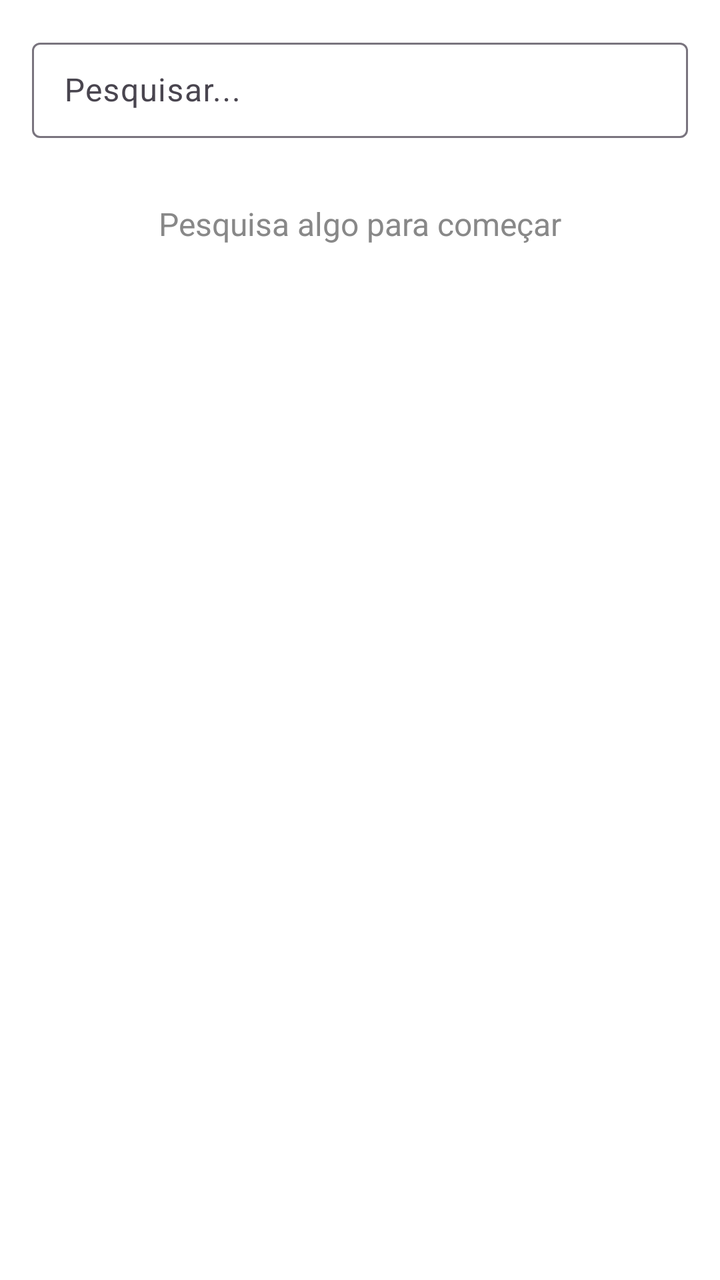
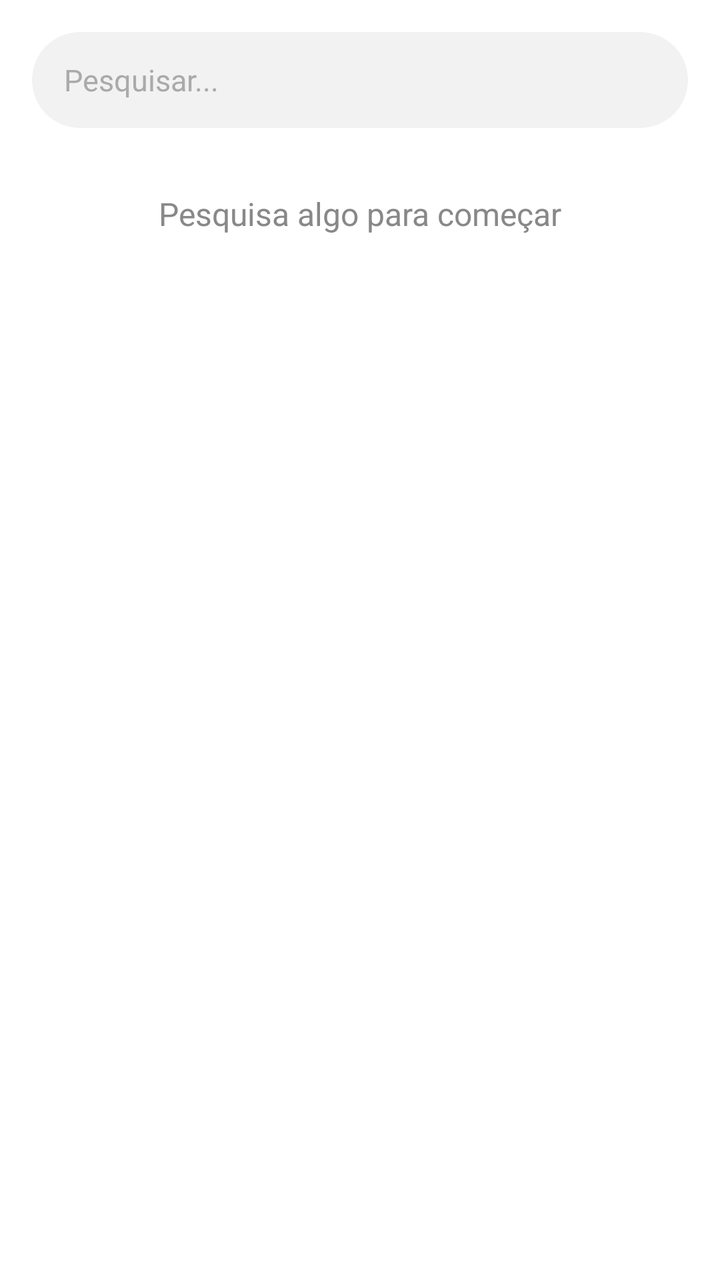

An Android layout rendered at two revisions. The XML below is the earlier revision; the diff shows what the commit changed to produce the second picture.
<!-- AndroidManifest.xml: application theme Theme.wilin -->
<!-- res/layout/fragment_search.xml -->
<?xml version="1.0" encoding="utf-8"?>
<LinearLayout xmlns:android="http://schemas.android.com/apk/res/android"
    android:layout_width="match_parent"
    android:layout_height="match_parent"
    android:orientation="vertical"
    android:background="#FFFFFF"
    android:padding="16dp">

    <com.google.android.material.textfield.TextInputLayout
        android:layout_width="match_parent"
        android:layout_height="wrap_content"
        android:hint="Pesquisar..."
        style="@style/Widget.Material3.TextInputLayout.OutlinedBox.Dense">

        <com.google.android.material.textfield.TextInputEditText
            android:id="@+id/etSearch"
            android:layout_width="match_parent"
            android:layout_height="wrap_content"
            android:imeOptions="actionSearch"
            android:inputType="text" />

    </com.google.android.material.textfield.TextInputLayout>

    <TextView
        android:layout_width="wrap_content"
        android:layout_height="wrap_content"
        android:layout_marginTop="32dp"
        android:layout_gravity="center_horizontal"
        android:text="Pesquisa algo para começar"
        android:textColor="#888888"
        android:textSize="16sp" />

</LinearLayout>
<!-- resources referenced by this layout -->
<resources>
  <style name="Theme.wilin" parent="Theme.Material3.DayNight.NoActionBar">
          <item name="colorPrimary">#007AFF</item>
          <item name="colorOnPrimary">#FFFFFF</item>
          <item name="android:statusBarColor">#FFFFFF</item>
          <item name="android:windowLightStatusBar">true</item>
          <item name="android:navigationBarColor">#FFFFFF</item>
          <item name="android:windowBackground">@color/splash_background_light</item>
          <item name="bottomNavigationStyle">@style/Widget.BottomNav.Custom</item>
      </style>
  <color name="splash_background_light">#FFFFFF</color>
  <style name="Widget.BottomNav.Custom" parent="Widget.Material3.BottomNavigationView">
          <item name="materialThemeOverlay">@style/ThemeOverlay.BottomNav.Custom</item>
          <item name="itemPaddingTop">4dp</item>
          <item name="itemPaddingBottom">4dp</item>
      </style>
  <style name="ThemeOverlay.BottomNav.Custom" parent="">
          <item name="colorSecondaryContainer">#1A007AFF</item>
          <item name="colorOnSecondaryContainer">#007AFF</item>
      </style>
</resources>

<!-- the commit's change to res/layout/fragment_search.xml (unified diff, before → after) -->
@@ -6,20 +6,20 @@
     android:background="#FFFFFF"
     android:padding="16dp">
 
-    <com.google.android.material.textfield.TextInputLayout
+    <EditText
+        android:id="@+id/etSearch"
         android:layout_width="match_parent"
-        android:layout_height="wrap_content"
+        android:layout_height="48dp"
+        android:background="@drawable/bg_search_input"
         android:hint="Pesquisar..."
-        style="@style/Widget.Material3.TextInputLayout.OutlinedBox.Dense">
-
-        <com.google.android.material.textfield.TextInputEditText
-            android:id="@+id/etSearch"
-            android:layout_width="match_parent"
-            android:layout_height="wrap_content"
-            android:imeOptions="actionSearch"
-            android:inputType="text" />
-
-    </com.google.android.material.textfield.TextInputLayout>
+        android:textColorHint="#AAAAAA"
+        android:textColor="#000000"
+        android:textSize="15sp"
+        android:paddingStart="16dp"
+        android:paddingEnd="16dp"
+        android:imeOptions="actionSearch"
+        android:inputType="text"
+        android:singleLine="true" />
 
     <TextView
         android:layout_width="wrap_content"
<!-- resource entries referenced after the edit -->
@@ -1,5 +1,13 @@
 <!-- resources referenced by this layout -->
 <resources>
+  <!-- drawable bg_search_input (drawable) -->
+  <?xml version="1.0" encoding="utf-8"?>
+  <shape xmlns:android="http://schemas.android.com/apk/res/android"
+      android:shape="rectangle">
+      <solid android:color="#F2F2F2" />
+      <corners android:radius="24dp" />
+      <stroke android:width="0dp" android:color="#00000000" />
+  </shape>
   <style name="Theme.wilin" parent="Theme.Material3.DayNight.NoActionBar">
           <item name="colorPrimary">#007AFF</item>
           <item name="colorOnPrimary">#FFFFFF</item>
